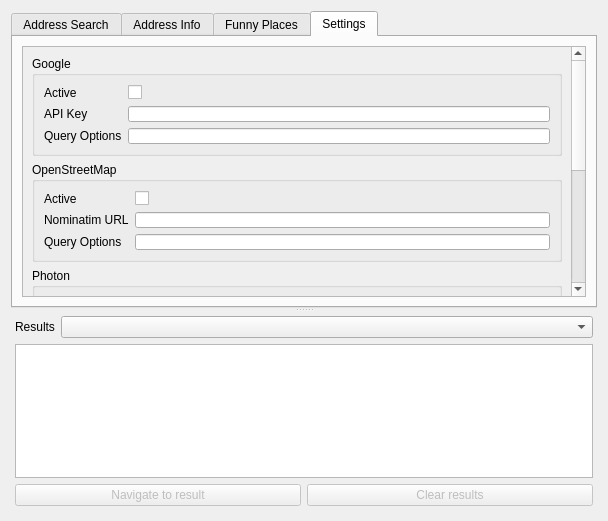
The window that src/plugins/sb_address_services/sbaddressservicesguibase.ui (andreassteffens/QGIS) describes before a commit, drawn with Qt 5.
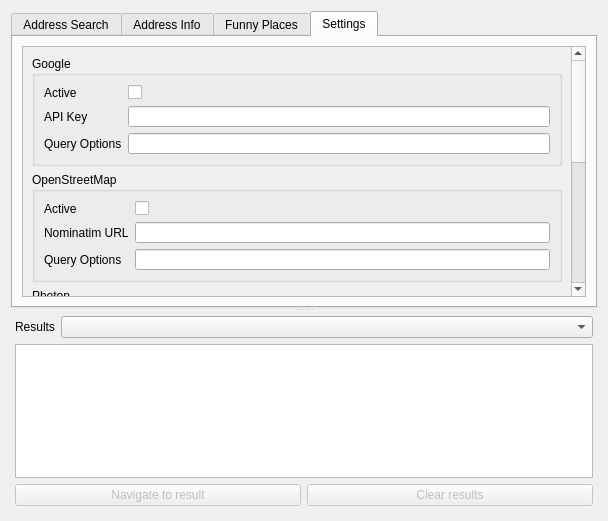
The same window after the commit. Icons and pictures are not drawn. Custom widgets are drawn as their Qt base class.

Commit message: - fixed UI element sizes

Diff of the .ui file:
```diff
--- a/src/plugins/sb_address_services/sbaddressservicesguibase.ui
+++ b/src/plugins/sb_address_services/sbaddressservicesguibase.ui
@@ -992,9 +992,9 @@
            <property name="geometry">
             <rect>
              <x>0</x>
-             <y>-265</y>
+             <y>-209</y>
              <width>547</width>
-             <height>508</height>
+             <height>548</height>
             </rect>
            </property>
            <layout class="QVBoxLayout" name="verticalLayout_2">
@@ -1009,7 +1009,7 @@
               <property name="minimumSize">
                <size>
                 <width>0</width>
-                <height>100</height>
+                <height>110</height>
                </size>
               </property>
               <property name="baseSize">
@@ -1064,7 +1064,7 @@
               <property name="minimumSize">
                <size>
                 <width>0</width>
-                <height>100</height>
+                <height>110</height>
                </size>
               </property>
               <property name="title">
@@ -1113,7 +1113,7 @@
               <property name="minimumSize">
                <size>
                 <width>0</width>
-                <height>100</height>
+                <height>110</height>
                </size>
               </property>
               <property name="title">
@@ -1162,7 +1162,7 @@
               <property name="minimumSize">
                <size>
                 <width>0</width>
-                <height>100</height>
+                <height>110</height>
                </size>
               </property>
               <property name="title">
```
